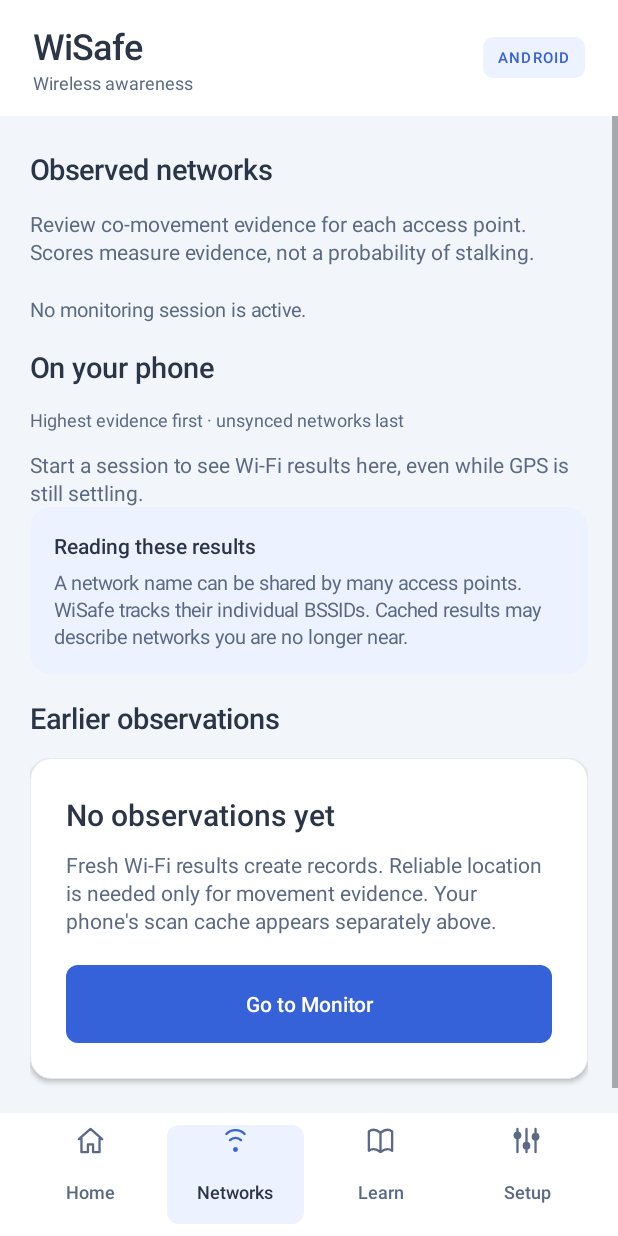
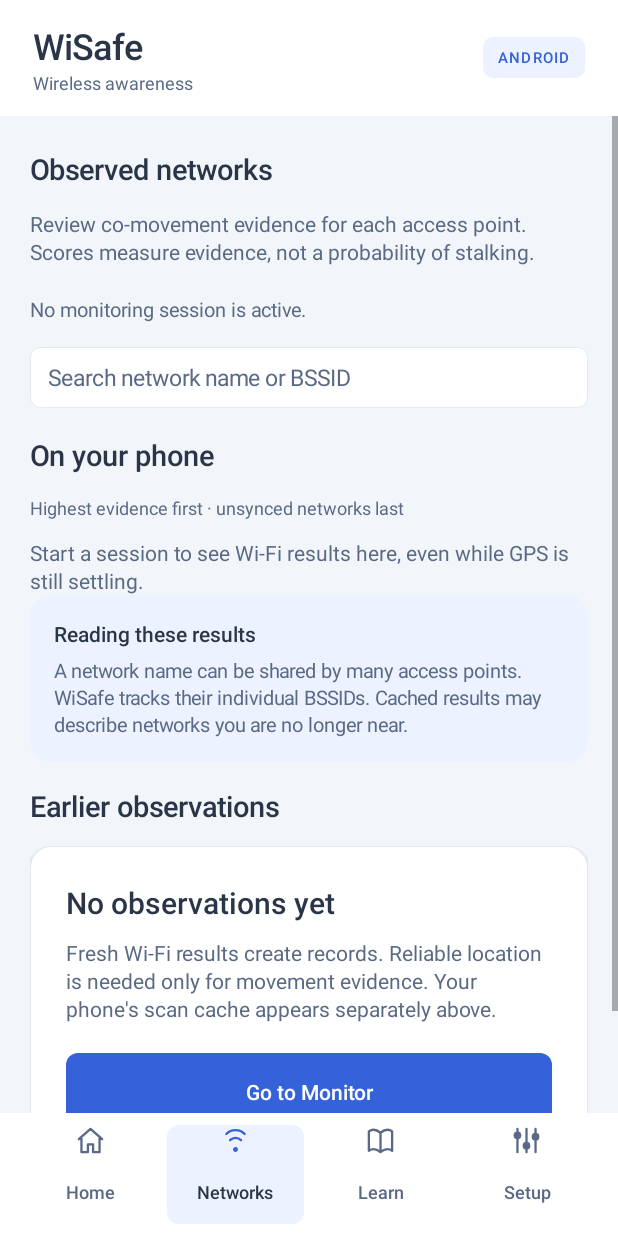
Before and after one commit to owsu/screenshare, an Android app: the screen it shows after launch (MainActivity), after a tap on "Networks", on a phone screen of 412 x 824 dp. Run offline under Robolectric (Android 15) with nearby library versions, the phone set to English and light mode, and no system bars; 1 other tap on this screen came first.

Commit message:
filter search

```diff
--- a/android/app/src/main/java/org/shadowtrace/MonitorScreen.kt
+++ b/android/app/src/main/java/org/shadowtrace/MonitorScreen.kt
@@ -52,6 +52,7 @@ class MonitorScreen(context: Context, deviceId: String, onRefresh: () -> Unit, o
     private lateinit var scanTiming: TextView
     private lateinit var refresh: Button
     private lateinit var cacheList: LinearLayout
+    private lateinit var networkSearch: EditText
     private var newestScanElapsed: Long? = null
     private var newestFixElapsed: Long? = null
     private var accuracy: Float? = null
@@ -186,6 +187,29 @@ class MonitorScreen(context: Context, deviceId: String, onRefresh: () -> Unit, o
         })
         networkFreshness = label("No monitoring session is active.", 13, muted).apply { setPadding(0, 0, 0, dp(16)) }
         networkPage.addView(networkFreshness)
+        networkSearch = EditText(context).apply {
+            id = View.generateViewId()
+            hint = "Search network name or BSSID"
+            textSize = 15f
+            setTextColor(ink)
+            setHintTextColor(muted)
+            inputType = InputType.TYPE_CLASS_TEXT
+            setSingleLine(true)
+            importantForAutofill = IMPORTANT_FOR_AUTOFILL_NO
+            background = shape(Color.WHITE, 7).apply { setStroke(dp(1), line) }
+            setPadding(dp(12), dp(10), dp(12), dp(10))
+            contentDescription = "Filter networks by name or BSSID"
+        }
+        networkPage.addView(networkSearch, LayoutParams(LayoutParams.MATCH_PARENT, LayoutParams.WRAP_CONTENT).apply {
+            bottomMargin = dp(18)
+        })
+        networkSearch.addTextChangedListener(object : android.text.TextWatcher {
+            override fun beforeTextChanged(s: CharSequence?, start: Int, count: Int, after: Int) = Unit
+            override fun onTextChanged(s: CharSequence?, start: Int, before: Int, count: Int) {
+                renderNetworkLists()
+            }
+            override fun afterTextChanged(s: android.text.Editable?) = Unit
+        })
         heading(networkPage, "On your phone")
         networkPage.addView(label("Highest evidence first · unsynced networks last",12,muted).apply {
             setPadding(0,0,0,dp(12))
@@ -472,10 +496,16 @@ class MonitorScreen(context: Context, deviceId: String, onRefresh: () -> Unit, o
     private fun renderNetworkLists() {
         renderCachedNetworks()
         val cachedKeys = (0 until cachedResults.length()).map { cachedResults.getJSONObject(it).optString("bssid").lowercase() }.toSet()
-        val earlier = serverTracks.filterKeys { it !in cachedKeys }.values
+        val allEarlier = serverTracks.filterKeys { it !in cachedKeys }.values
+        val earlier = allEarlier.filter { matchesNetwork(it) }
         networks.removeAllViews()
         if (earlier.isEmpty()) {
-            networks.addView(label(if (cachedKeys.isEmpty()) "No earlier observations yet." else "All stored networks are shown in the cards above.",13,muted))
+            val message = when {
+                networkSearch.text.isNotBlank() && allEarlier.isNotEmpty() -> "No earlier networks match your search."
+                cachedKeys.isEmpty() && allEarlier.isEmpty() -> "No earlier observations yet."
+                else -> "All stored networks are shown in the cards above."
+            }
+            networks.addView(label(message,13,muted))
         }
         for (track in earlier) {
             val item = card(Color.WHITE, 20).apply {
@@ -487,6 +517,16 @@ class MonitorScreen(context: Context, deviceId: String, onRefresh: () -> Unit, o
             networks.addView(item)
         }
     }
+
+    private fun matchesNetwork(ap: JSONObject): Boolean {
+        val query = networkSearch.text.toString().trim()
+        if (query.isEmpty()) return true
+        val key = ap.optString("bssid").lowercase()
+        val name = networkName(ap.optString("ssid")) ?: knownNames[key]
+            ?: networkName(serverTracks[key]?.optString("ssid").orEmpty())
+        return name?.contains(query, ignoreCase = true) == true || key.contains(query, ignoreCase = true)
+    }
+
     private fun emptyNetworks() {
         val empty = card(Color.WHITE, 24)
         empty.addView(label("No observations yet", 20, ink, true))
@@ -530,7 +570,10 @@ class MonitorScreen(context: Context, deviceId: String, onRefresh: () -> Unit, o
                     // Missing evidence is distinct from an evaluated zero score.
                     serverTracks[it.optString("bssid").lowercase()]?.optDouble("score",-1.0) ?: -1.0
                 }.thenBy { it.optString("bssid").lowercase() }
-            )
+            ).filter { matchesNetwork(it) }
+            if (results.length() > 0 && ranked.isEmpty()) {
+                cacheList.addView(label("No current networks match your search.",14,muted))
+            }
             for (ap in ranked) {
                 val item = card(Color.WHITE,16).apply {
                     layoutParams = LayoutParams(LayoutParams.MATCH_PARENT,LayoutParams.WRAP_CONTENT).apply { bottomMargin = dp(10) }
```
Also changed, not shown: 1 other file.
